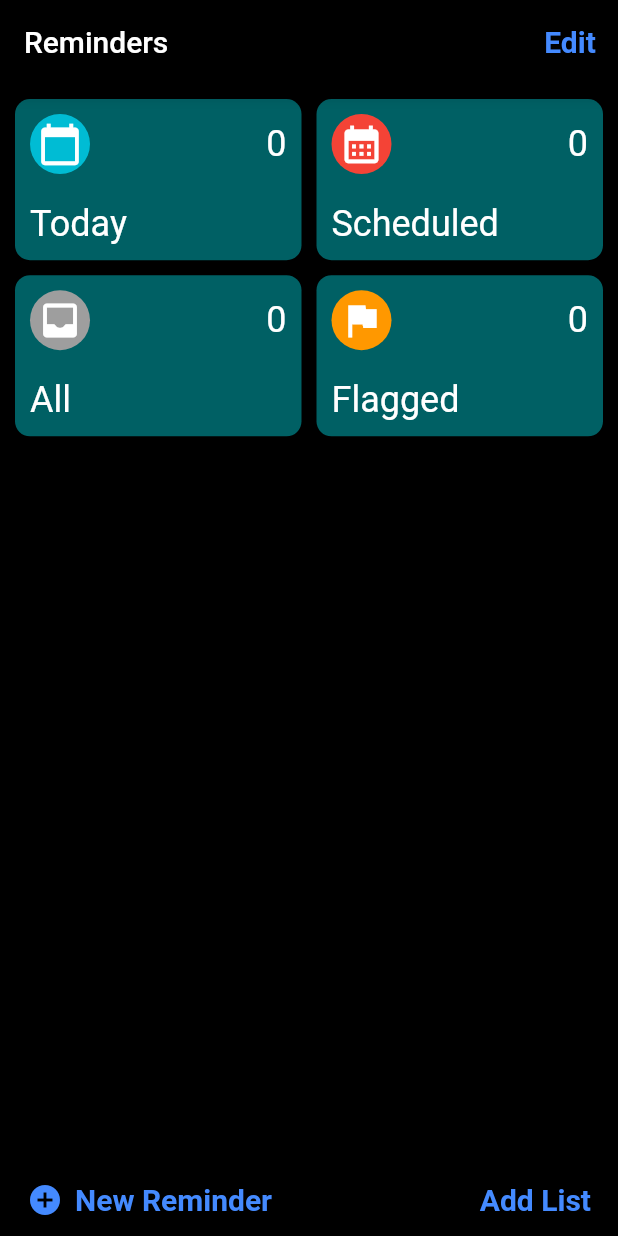
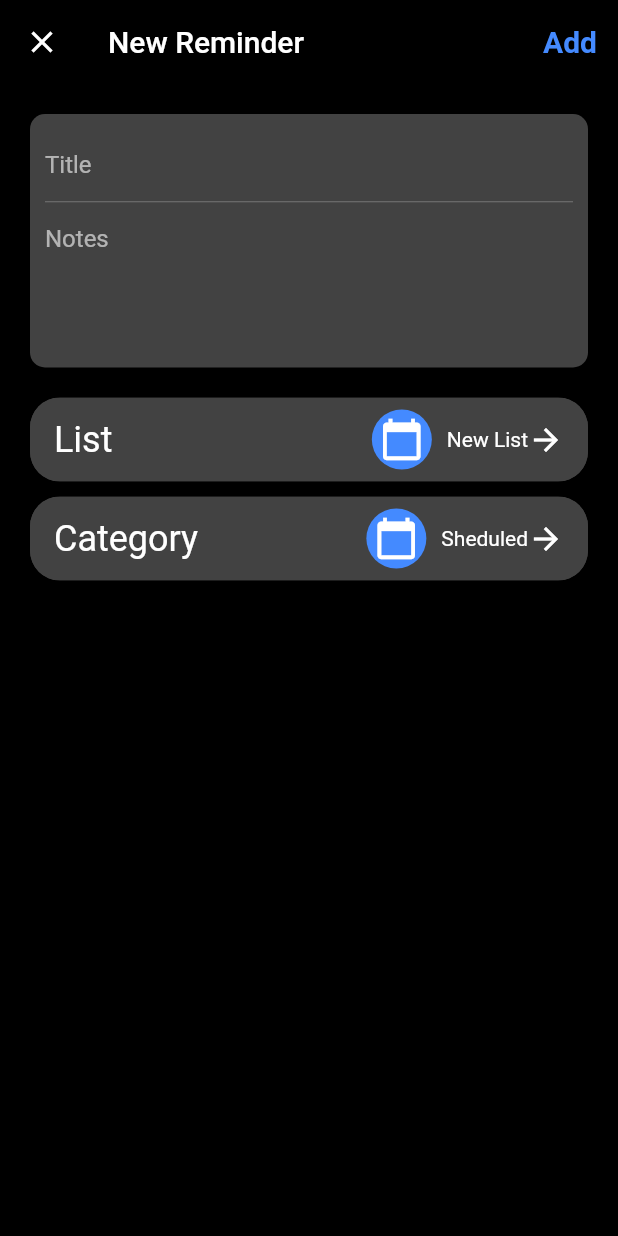
Before and after one commit to ericmartin33/reminders_flutter, a Flutter app: the screen it shows after launch, after a tap on "New Reminder", on a phone screen of 412 x 824 dp. Run offline on Flutter 3.47's test engine with Material 2 defaults, Android fonts, the phone set to English and light mode, and no system bars.

Commit message:
Start add reminder screen

```diff
--- a/reminder_app/lib/main.dart
+++ b/reminder_app/lib/main.dart
@@ -1,5 +1,6 @@
 import 'package:flutter/material.dart';
 import 'package:reminder_app/screens/add_list/add_list_screen.dart';
+import 'package:reminder_app/screens/add_reminder/add_reminder_screen.dart';
 
 import 'screens/home/home_screen.dart';
 
@@ -17,7 +18,8 @@ class MyApp extends StatelessWidget {
       initialRoute: '/',
       routes: {
         '/': (context) => const HomeScreen(),
-        '/addList': (context) => const AddListScreen()
+        '/addList': (context) => const AddListScreen(),
+        '/addReminder': (context) => const AddReminderScreen(),
       },
       theme: ThemeData(
         scaffoldBackgroundColor: Colors.black,
@@ -34,6 +36,7 @@ class MyApp extends StatelessWidget {
             ),
           ),
         ),
+        dividerColor: Colors.grey[600],
       ),
     );
   }
--- a/reminder_app/lib/screens/add_list/add_list_screen.dart
+++ b/reminder_app/lib/screens/add_list/add_list_screen.dart
@@ -17,6 +17,7 @@ class _AddListScreenState extends State<AddListScreen> {
   CustomIcon _selectedIcon = CustomIconCollection().icons.first;
   final TextEditingController _textController = TextEditingController();
   String _listName = '';
+
   @override
   void initState() {
     super.initState();
@@ -25,6 +26,12 @@ class _AddListScreenState extends State<AddListScreen> {
         _listName = _textController.text;
       });
     });
+  }
+
+  @override
+  void dispose() {
+    super.dispose();
+    _textController.dispose();
   }
 
   @override
--- /dev/null
+++ b/reminder_app/lib/screens/add_reminder/add_reminder_screen.dart
@@ -0,0 +1,121 @@
+import 'package:flutter/material.dart';
+import 'package:reminder_app/common/widgets/category_icon.dart';
+
+class AddReminderScreen extends StatefulWidget {
+  const AddReminderScreen({super.key});
+
+  @override
+  State<AddReminderScreen> createState() => _AddReminderScreenState();
+}
+
+class _AddReminderScreenState extends State<AddReminderScreen> {
+  @override
+  Widget build(BuildContext context) {
+    return Scaffold(
+      appBar: AppBar(
+        title: const Text('New Reminder'),
+        actions: [
+          TextButton(
+            onPressed: () {},
+            child: const Text(
+              'Add',
+            ),
+          ),
+        ],
+      ),
+      body: Container(
+        padding: const EdgeInsets.all(20),
+        child: Column(
+          children: [
+            Container(
+              padding: const EdgeInsets.all(10.0),
+              decoration: BoxDecoration(
+                  borderRadius: BorderRadius.circular(10.0),
+                  color: Theme.of(context).cardColor),
+              child: Column(
+                children: const [
+                  TextField(
+                    decoration: InputDecoration(
+                        border: InputBorder.none, hintText: 'Title'),
+                  ),
+                  Divider(
+                    height: 1,
+                  ),
+                  SizedBox(
+                    height: 100,
+                    child: TextField(
+                      decoration: InputDecoration(
+                        border: InputBorder.none,
+                        hintText: 'Notes',
+                      ),
+                    ),
+                  ),
+                ],
+              ),
+            ),
+            const SizedBox(height: 20),
+            Container(
+              clipBehavior: Clip.antiAlias,
+              decoration: BoxDecoration(
+                borderRadius: BorderRadius.circular(20.0),
+              ),
+              child: Card(
+                margin: EdgeInsets.zero,
+                elevation: 0,
+                child: ListTile(
+                  tileColor: Theme.of(context).cardColor,
+                  onTap: () {},
+                  leading: Text(
+                    'List',
+                    style: Theme.of(context).textTheme.headlineSmall,
+                  ),
+                  trailing: Row(
+                    mainAxisSize: MainAxisSize.min,
+                    children: [
+                      CategoryIcon(
+                          backgroundColor: Colors.blueAccent,
+                          iconData: Icons.calendar_today),
+                      const SizedBox(width: 10),
+                      const Text('New List'),
+                      const Icon(Icons.arrow_forward)
+                    ],
+                  ),
+                ),
+              ),
+            ),
+            const SizedBox(height: 10),
+            Container(
+              clipBehavior: Clip.antiAlias,
+              decoration: BoxDecoration(
+                borderRadius: BorderRadius.circular(20.0),
+              ),
+              child: Card(
+                margin: EdgeInsets.zero,
+                elevation: 0,
+                child: ListTile(
+                  tileColor: Theme.of(context).cardColor,
+                  onTap: () {},
+                  leading: Text(
+                    'Category',
+                    style: Theme.of(context).textTheme.headlineSmall,
+                  ),
+                  trailing: Row(
+                    mainAxisSize: MainAxisSize.min,
+                    children: [
+                      CategoryIcon(
+                          backgroundColor: Colors.blueAccent,
+                          iconData: Icons.calendar_today),
+                      const SizedBox(width: 10),
+                      const Text('Sheduled'),
+                      const Icon(Icons.arrow_forward)
+                    ],
+                  ),
+                ),
+              ),
+            ),
+          ],
+        ),
+      ),
+    );
+  }
+}
--- a/reminder_app/lib/screens/home/widgets/footer.dart
+++ b/reminder_app/lib/screens/home/widgets/footer.dart
@@ -1,5 +1,6 @@
 import 'package:flutter/material.dart';
 import 'package:reminder_app/screens/add_list/add_list_screen.dart';
+import 'package:reminder_app/screens/add_reminder/add_reminder_screen.dart';
 
 class Footer extends StatelessWidget {
   const Footer({
@@ -14,7 +15,15 @@ class Footer extends StatelessWidget {
         mainAxisAlignment: MainAxisAlignment.spaceBetween,
         children: [
           TextButton.icon(
-            onPressed: () {},
+            onPressed: () {
+              Navigator.push(
+                context,
+                MaterialPageRoute(
+                  builder: (context) => const AddReminderScreen(),
+                  fullscreenDialog: true,
+                ),
+              );
+            },
             icon: const Icon(Icons.add_circle),
             label: const Text('New Reminder'),
           ),
```
